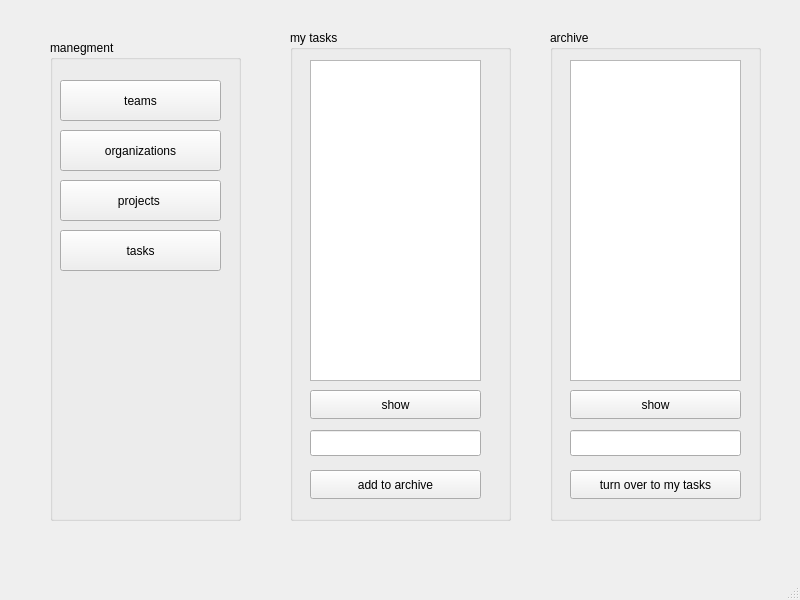
Qt form firstpage.ui (annishelion/ap-projet) before a commit.
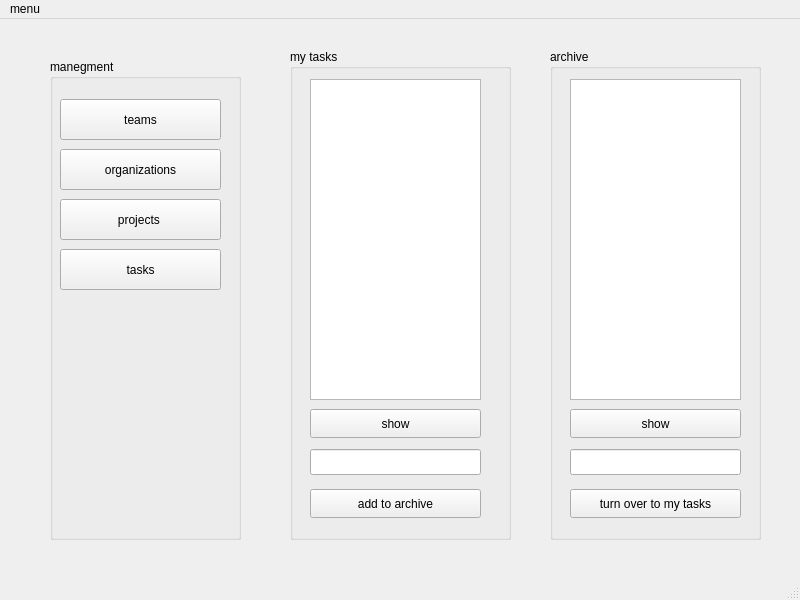
The same form after that commit.

```diff
--- a/firstpage.ui
+++ b/firstpage.ui
@@ -207,6 +207,13 @@
      <height>26</height>
     </rect>
    </property>
+   <widget class="QMenu" name="menumenu">
+    <property name="title">
+     <string>menu</string>
+    </property>
+    <addaction name="actionexit"/>
+   </widget>
+   <addaction name="menumenu"/>
   </widget>
   <widget class="QStatusBar" name="statusbar"/>
  </widget>
```
Left out of the diff: 5 changed lines with no effect on the pictures.
